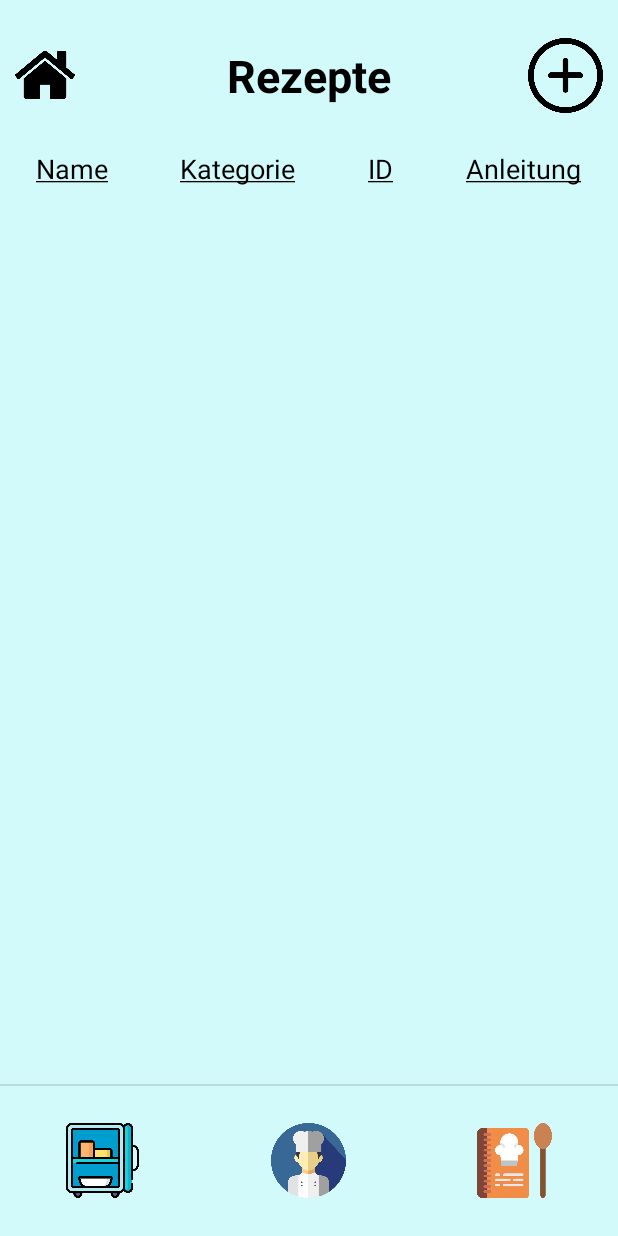
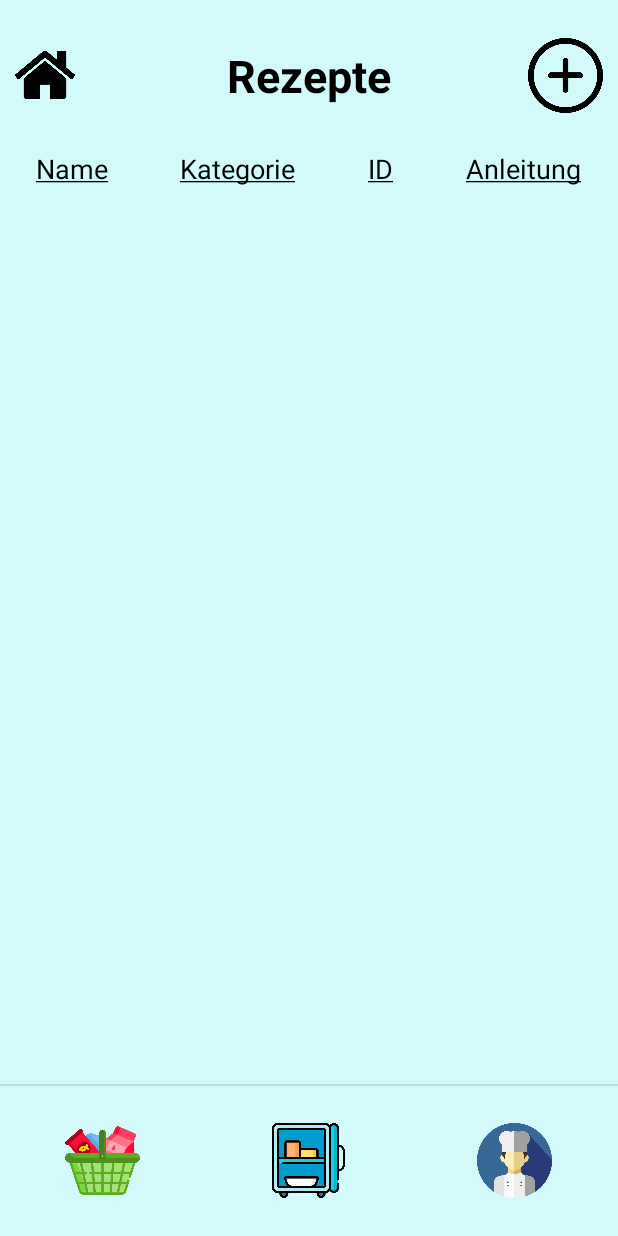
Before and after one commit to LennartPaciner/app-praktikum, an Android app: the layout activity_cooking_view.xml on its own in the app's theme, with its tools: preview values and no code run, on a phone screen of 412 x 824 dp. Run offline under Robolectric (Android 15) with nearby library versions, the phone set to English and light mode, and no system bars; Roboto replaces fonts that are not available here.

Commit message:
All Buttons rebound to the right Aktivitys

```diff
--- a/praktikum/app/src/main/java/com/example/praktikum/Cooking.java
+++ b/praktikum/app/src/main/java/com/example/praktikum/Cooking.java
@@ -19,7 +19,7 @@ public class Cooking extends AppCompatActivity {
         setContentView(R.layout.activity_cooking);
 
 
-        einkaufButton = findViewById(R.id.buttonCheckList);
+        einkaufButton = findViewById(R.id.buttonCooking_CheckList);
         einkaufButton.setOnClickListener(new View.OnClickListener() {
             @Override
             public void onClick(View v) {
@@ -27,7 +27,7 @@ public class Cooking extends AppCompatActivity {
             }
         });
 
-        recipeButton = findViewById(R.id.buttonRecipe);
+        recipeButton = findViewById(R.id.buttonCooking_Recipe);
         recipeButton.setOnClickListener(new View.OnClickListener() {
             @Override
             public void onClick(View v) {
@@ -35,7 +35,7 @@ public class Cooking extends AppCompatActivity {
             }
         });
 
-        stockButton = findViewById(R.id.buttonStock);
+        stockButton = findViewById(R.id.buttonCooking_Stock);
         stockButton.setOnClickListener(new View.OnClickListener() {
             @Override
             public void onClick(View v) {
--- a/praktikum/app/src/main/java/com/example/praktikum/StockActivity.java
+++ b/praktikum/app/src/main/java/com/example/praktikum/StockActivity.java
@@ -42,7 +42,7 @@ public class StockActivity extends AppCompatActivity {
         createVorratliste(einkaufsListe2.getProductAll(einkaufsListeDB.getAllData2()));
 
 
-        einkaufButton = findViewById(R.id.buttonCheckList);
+        einkaufButton = findViewById(R.id.buttonStock_CheckList);
         einkaufButton.setOnClickListener(new View.OnClickListener() {
             @Override
             public void onClick(View v) {
@@ -50,7 +50,7 @@ public class StockActivity extends AppCompatActivity {
             }
         });
 
-        recipeButton = findViewById(R.id.buttonRecipe);
+        recipeButton = findViewById(R.id.buttonStock_Recipe);
         recipeButton.setOnClickListener(new View.OnClickListener() {
             @Override
             public void onClick(View v) {
@@ -58,7 +58,7 @@ public class StockActivity extends AppCompatActivity {
             }
         });
 
-        cookingButton = findViewById(R.id.buttonCooking);
+        cookingButton = findViewById(R.id.buttonStock_Cooking);
         cookingButton.setOnClickListener(new View.OnClickListener() {
             @Override
             public void onClick(View v) {
--- a/praktikum/app/src/main/res/layout/activity_cooking_view.xml
+++ b/praktikum/app/src/main/res/layout/activity_cooking_view.xml
@@ -166,11 +166,24 @@
             android:layout_weight="1">
 
             <Button
-                android:id="@+id/buttonStock"
+                android:id="@+id/buttonRecipe_CheckList"
                 android:layout_width="50dp"
                 android:layout_height="50dp"
                 android:layout_gravity="center"
-                android:layout_weight="1"
+                android:background="@drawable/shopping_basket"
+                android:gravity="center" />
+        </FrameLayout>
+
+        <FrameLayout
+            android:layout_width="100dp"
+            android:layout_height="match_parent"
+            android:layout_weight="1">
+
+            <Button
+                android:id="@+id/buttonRecipe_Stock"
+                android:layout_width="50dp"
+                android:layout_height="50dp"
+                android:layout_gravity="center"
                 android:background="@drawable/fridge" />
         </FrameLayout>
 
@@ -180,26 +193,11 @@
             android:layout_weight="1">
 
             <Button
-                android:id="@+id/buttonStock"
+                android:id="@+id/buttonRecipe_Cooking"
                 android:layout_width="50dp"
                 android:layout_height="50dp"
                 android:layout_gravity="center"
-                android:layout_weight="1"
                 android:background="@drawable/chef" />
-        </FrameLayout>
-
-        <FrameLayout
-            android:layout_width="100dp"
-            android:layout_height="match_parent"
-            android:layout_weight="1">
-
-            <Button
-                android:id="@+id/buttonRecipe"
-                android:layout_width="50dp"
-                android:layout_height="50dp"
-                android:layout_gravity="center"
-                android:layout_weight="1"
-                android:background="@drawable/recipe_book" />
         </FrameLayout>
 
     </LinearLayout>
--- a/praktikum/app/src/main/res/layout/activity_splash_screen.xml
+++ b/praktikum/app/src/main/res/layout/activity_splash_screen.xml
@@ -33,6 +33,7 @@
             android:layout_width="150dp"
             android:layout_height="150dp"
             android:background="@drawable/fridge" />
+
     </LinearLayout>
 
 </androidx.constraintlayout.widget.ConstraintLayout>
```
Also changed, not shown: praktikum/app/src/main/java/com/example/praktikum/CookingView.java (+57 -0 lines), praktikum/app/src/main/java/com/example/praktikum/EinkaufsListe.java (+29 -4 lines), praktikum/app/src/main/java/com/example/praktikum/MainActivity.java (+7 -0 lines), praktikum/app/src/main/res/layout/activity_cooking.xml (+3 -7 lines), praktikum/app/src/main/res/layout/activity_einkaufs_liste.xml (+3 -6 lines), praktikum/app/src/main/res/layout/activity_stock.xml (+5 -7 lines).
